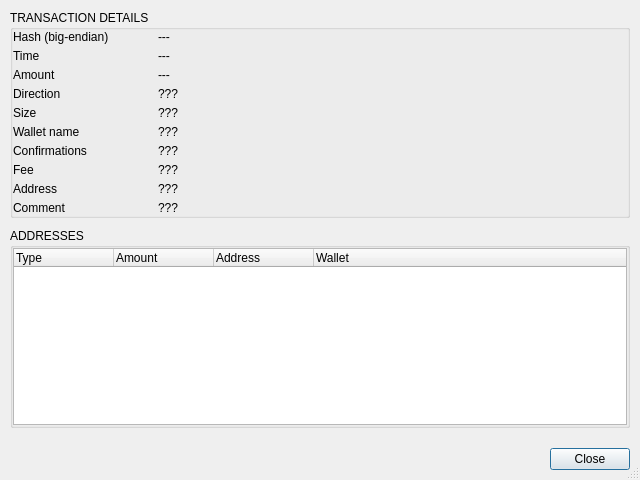
Old version of the form BlockSettleUILib/TransactionDetailDialog.ui in the repository BlockSettle/terminal.
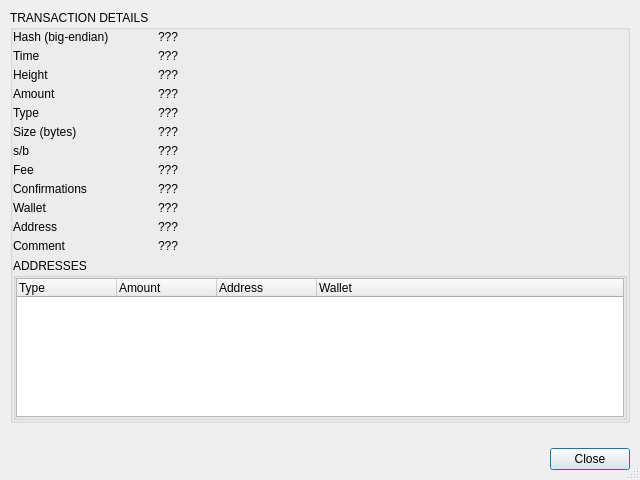
New version of the form.

Commit message:
Added new fields in transaction details.
Task-number: BST-1287

```diff
--- a/BlockSettleUILib/TransactionDetailDialog.ui
+++ b/BlockSettleUILib/TransactionDetailDialog.ui
@@ -22,9 +22,9 @@
   <property name="sizeGripEnabled">
    <bool>true</bool>
   </property>
-  <layout class="QVBoxLayout" name="verticalLayout">
+  <layout class="QVBoxLayout" name="verticalLayout_4">
    <property name="spacing">
-    <number>0</number>
+    <number>5</number>
    </property>
    <property name="leftMargin">
     <number>0</number>
@@ -79,14 +79,8 @@
         <property name="title">
          <string>TRANSACTION DETAILS</string>
         </property>
-        <layout class="QFormLayout" name="formLayout">
-         <property name="fieldGrowthPolicy">
-          <enum>QFormLayout::ExpandingFieldsGrow</enum>
-         </property>
-         <property name="horizontalSpacing">
-          <number>5</number>
-         </property>
-         <property name="verticalSpacing">
+        <layout class="QVBoxLayout" name="verticalLayout">
+         <property name="spacing">
           <number>5</number>
          </property>
          <property name="leftMargin">
@@ -100,6 +94,11 @@
          </property>
          <property name="bottomMargin">
           <number>0</number>
+         </property>
+         <item>
+          <layout class="QGridLayout" name="gridLayout">
+           <property name="spacing">
+            <number>5</number>
          </property>
          <item row="0" column="0">
           <widget class="QLabel" name="label">
@@ -129,7 +128,7 @@
             </sizepolicy>
            </property>
            <property name="text">
-            <string>---</string>
+              <string>???</string>
            </property>
            <property name="textInteractionFlags">
             <set>Qt::LinksAccessibleByMouse|Qt::TextSelectableByKeyboard|Qt::TextSelectableByMouse</set>
@@ -167,7 +166,7 @@
             </sizepolicy>
            </property>
            <property name="text">
-            <string>---</string>
+              <string>???</string>
            </property>
            <property name="whiteLabel" stdset="0">
             <bool>true</bool>
@@ -175,37 +174,16 @@
           </widget>
          </item>
          <item row="2" column="0">
-          <widget class="QLabel" name="label_4">
-           <property name="minimumSize">
-            <size>
-             <width>140</width>
-             <height>0</height>
-            </size>
-           </property>
-           <property name="maximumSize">
-            <size>
-             <width>140</width>
-             <height>16777215</height>
-            </size>
-           </property>
+            <widget class="QLabel" name="label_12">
            <property name="text">
-            <string>Amount</string>
+              <string>Height</string>
            </property>
           </widget>
          </item>
          <item row="2" column="1">
-          <widget class="QLabel" name="labelAmount">
-           <property name="sizePolicy">
-            <sizepolicy hsizetype="Expanding" vsizetype="Preferred">
-             <horstretch>0</horstretch>
-             <verstretch>0</verstretch>
-            </sizepolicy>
-           </property>
+            <widget class="QLabel" name="labelHeight">
            <property name="text">
-            <string>---</string>
-           </property>
-           <property name="textInteractionFlags">
-            <set>Qt::LinksAccessibleByMouse|Qt::TextSelectableByKeyboard|Qt::TextSelectableByMouse</set>
+              <string>???</string>
            </property>
            <property name="whiteLabel" stdset="0">
             <bool>true</bool>
@@ -213,7 +191,7 @@
           </widget>
          </item>
          <item row="3" column="0">
-          <widget class="QLabel" name="label_5">
+            <widget class="QLabel" name="label_4">
            <property name="minimumSize">
             <size>
              <width>140</width>
@@ -227,12 +205,12 @@
             </size>
            </property>
            <property name="text">
-            <string>Direction</string>
+              <string>Amount</string>
            </property>
           </widget>
          </item>
          <item row="3" column="1">
-          <widget class="QLabel" name="labelDirection">
+            <widget class="QLabel" name="labelAmount">
            <property name="sizePolicy">
             <sizepolicy hsizetype="Expanding" vsizetype="Preferred">
              <horstretch>0</horstretch>
@@ -242,13 +220,16 @@
            <property name="text">
             <string>???</string>
            </property>
+             <property name="textInteractionFlags">
+              <set>Qt::LinksAccessibleByMouse|Qt::TextSelectableByKeyboard|Qt::TextSelectableByMouse</set>
+             </property>
            <property name="whiteLabel" stdset="0">
             <bool>true</bool>
            </property>
           </widget>
          </item>
          <item row="4" column="0">
-          <widget class="QLabel" name="label_2">
+            <widget class="QLabel" name="label_5">
            <property name="minimumSize">
             <size>
              <width>140</width>
@@ -262,12 +243,28 @@
             </size>
            </property>
            <property name="text">
-            <string>Size</string>
+              <string>Type</string>
+             </property>
+            </widget>
+           </item>
+           <item row="4" column="1">
+            <widget class="QLabel" name="labelDirection">
+             <property name="sizePolicy">
+              <sizepolicy hsizetype="Expanding" vsizetype="Preferred">
+               <horstretch>0</horstretch>
+               <verstretch>0</verstretch>
+              </sizepolicy>
+             </property>
+             <property name="text">
+              <string>???</string>
+             </property>
+             <property name="whiteLabel" stdset="0">
+              <bool>true</bool>
            </property>
           </widget>
          </item>
          <item row="5" column="0">
-          <widget class="QLabel" name="label_6">
+            <widget class="QLabel" name="label_2">
            <property name="minimumSize">
             <size>
              <width>140</width>
@@ -281,12 +278,12 @@
             </size>
            </property>
            <property name="text">
-            <string>Wallet name</string>
+              <string>Size (bytes)</string>
            </property>
           </widget>
          </item>
          <item row="5" column="1">
-          <widget class="QLabel" name="labelWalletName">
+            <widget class="QLabel" name="labelSize">
            <property name="sizePolicy">
             <sizepolicy hsizetype="Expanding" vsizetype="Preferred">
              <horstretch>0</horstretch>
@@ -302,32 +299,14 @@
           </widget>
          </item>
          <item row="6" column="0">
-          <widget class="QLabel" name="label_7">
-           <property name="minimumSize">
-            <size>
-             <width>140</width>
-             <height>0</height>
-            </size>
-           </property>
-           <property name="maximumSize">
-            <size>
-             <width>140</width>
-             <height>16777215</height>
-            </size>
-           </property>
+            <widget class="QLabel" name="label_11">
            <property name="text">
-            <string>Confirmations</string>
+              <string>s/b</string>
            </property>
           </widget>
          </item>
          <item row="6" column="1">
-          <widget class="QLabel" name="labelConfirmations">
-           <property name="sizePolicy">
-            <sizepolicy hsizetype="Expanding" vsizetype="Preferred">
-             <horstretch>0</horstretch>
-             <verstretch>0</verstretch>
-            </sizepolicy>
-           </property>
+            <widget class="QLabel" name="labelSb">
            <property name="text">
             <string>???</string>
            </property>
@@ -372,6 +351,76 @@
           </widget>
          </item>
          <item row="8" column="0">
+            <widget class="QLabel" name="label_7">
+             <property name="minimumSize">
+              <size>
+               <width>140</width>
+               <height>0</height>
+              </size>
+             </property>
+             <property name="maximumSize">
+              <size>
+               <width>140</width>
+               <height>16777215</height>
+              </size>
+             </property>
+             <property name="text">
+              <string>Confirmations</string>
+             </property>
+            </widget>
+           </item>
+           <item row="8" column="1">
+            <widget class="QLabel" name="labelConfirmations">
+             <property name="sizePolicy">
+              <sizepolicy hsizetype="Expanding" vsizetype="Preferred">
+               <horstretch>0</horstretch>
+               <verstretch>0</verstretch>
+              </sizepolicy>
+             </property>
+             <property name="text">
+              <string>???</string>
+             </property>
+             <property name="whiteLabel" stdset="0">
+              <bool>true</bool>
+             </property>
+            </widget>
+           </item>
+           <item row="9" column="0">
+            <widget class="QLabel" name="label_6">
+             <property name="minimumSize">
+              <size>
+               <width>140</width>
+               <height>0</height>
+              </size>
+             </property>
+             <property name="maximumSize">
+              <size>
+               <width>140</width>
+               <height>16777215</height>
+              </size>
+             </property>
+             <property name="text">
+              <string>Wallet</string>
+             </property>
+            </widget>
+           </item>
+           <item row="9" column="1">
+            <widget class="QLabel" name="labelWalletName">
+             <property name="sizePolicy">
+              <sizepolicy hsizetype="Expanding" vsizetype="Preferred">
+               <horstretch>0</horstretch>
+               <verstretch>0</verstretch>
+              </sizepolicy>
+             </property>
+             <property name="text">
+              <string>???</string>
+             </property>
+             <property name="whiteLabel" stdset="0">
+              <bool>true</bool>
+             </property>
+            </widget>
+           </item>
+           <item row="10" column="0">
           <widget class="QLabel" name="label_9">
            <property name="minimumSize">
             <size>
@@ -390,7 +439,7 @@
            </property>
           </widget>
          </item>
-         <item row="8" column="1">
+           <item row="10" column="1">
           <widget class="QLabel" name="labelAddress">
            <property name="sizePolicy">
             <sizepolicy hsizetype="Expanding" vsizetype="Preferred">
@@ -409,23 +458,7 @@
            </property>
           </widget>
          </item>
-         <item row="4" column="1">
-          <widget class="QLabel" name="labelSize">
-           <property name="sizePolicy">
-            <sizepolicy hsizetype="Expanding" vsizetype="Preferred">
-             <horstretch>0</horstretch>
-             <verstretch>0</verstretch>
-            </sizepolicy>
-           </property>
-           <property name="text">
-            <string>???</string>
-           </property>
-           <property name="whiteLabel" stdset="0">
-            <bool>true</bool>
-           </property>
-          </widget>
-         </item>
-         <item row="9" column="0">
+           <item row="11" column="0">
           <widget class="QLabel" name="label_10">
            <property name="minimumSize">
             <size>
@@ -444,7 +477,7 @@
            </property>
           </widget>
          </item>
-         <item row="9" column="1">
+           <item row="11" column="1">
           <widget class="QLabel" name="labelComment">
            <property name="sizePolicy">
             <sizepolicy hsizetype="Expanding" vsizetype="Preferred">
@@ -464,7 +497,6 @@
           </widget>
          </item>
         </layout>
-       </widget>
       </item>
       <item>
        <widget class="QGroupBox" name="groupBoxAddresses">
@@ -518,6 +550,9 @@
              <string>Wallet</string>
             </property>
            </column>
+             </widget>
+            </item>
+           </layout>
           </widget>
          </item>
         </layout>
```
Lines whose indentation alone changed are shown as unchanged. The commit also changes 2 other files.
